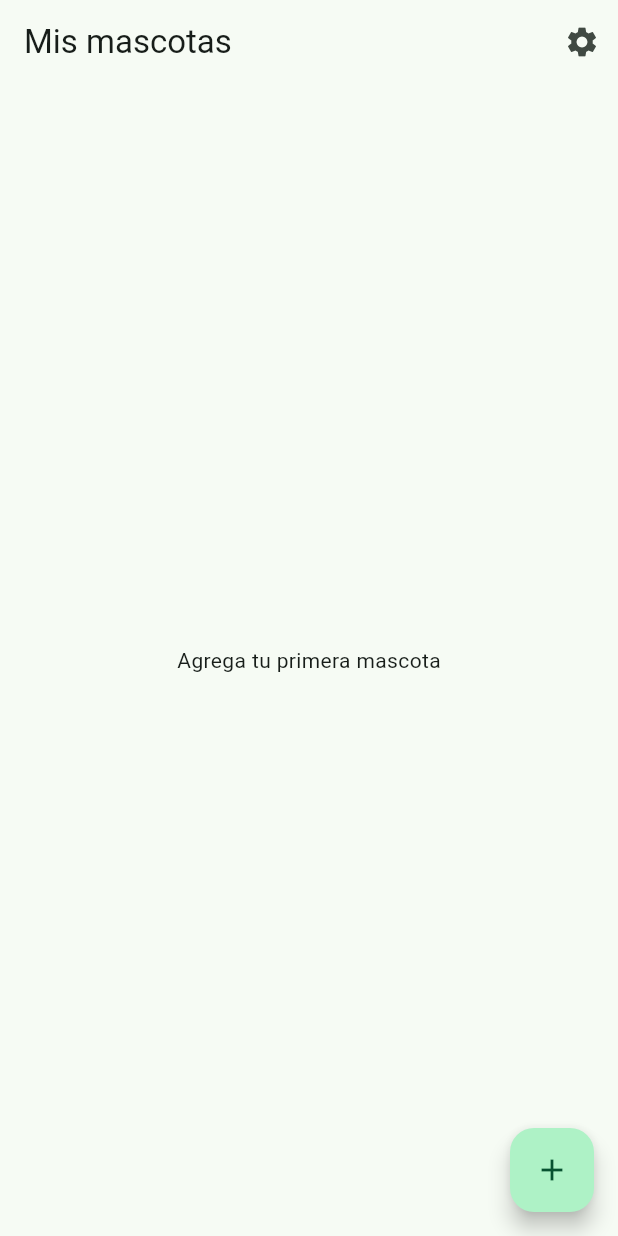
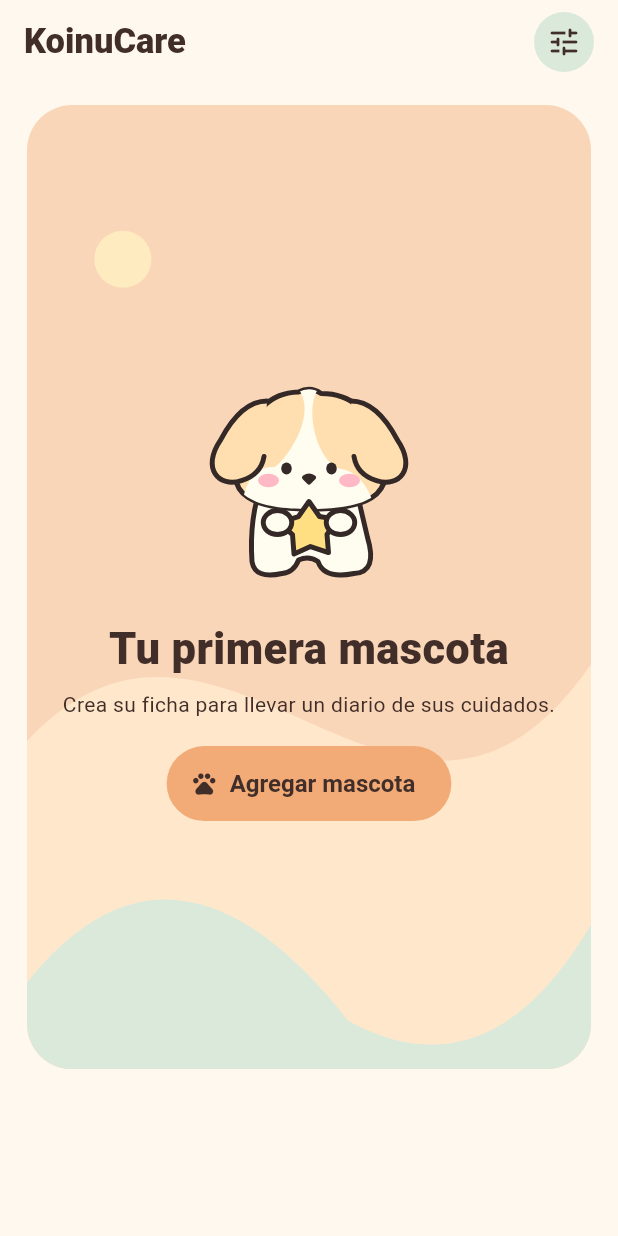
Before and after one commit to VaneFloresB3/app-mascotas, a Flutter app: the screen it shows after launch, on a phone screen of 412 x 824 dp. Run offline on Flutter 3.47's test engine with Material 3 defaults, Android fonts, the phone set to English and light mode, and no system bars; our stand-ins replace drift, fl_chart, flutter_local_notifications, flutter_riverpod, shared_preferences, table_calendar and 1 more; accounts and stored records are empty; generated files the repository leaves out were written again.

Commit message:
Rediseña KoinuCare y adapta la mascota a la especie elegida

```diff
--- a/lib/features/pets/add_pet_screen.dart
+++ b/lib/features/pets/add_pet_screen.dart
@@ -1,3 +1,4 @@
+import 'pet_mascot.dart';
 import 'package:flutter/material.dart';
 import 'package:flutter_riverpod/flutter_riverpod.dart';
 
@@ -50,6 +51,7 @@ class _AddPetScreenState extends ConsumerState<AddPetScreen> {
       body: ListView(
         padding: const EdgeInsets.all(16),
         children: [
+          PetMascot(species: _species, size: 112),
           TextField(
             controller: _nameController,
             decoration: const InputDecoration(labelText: 'Nombre'),
--- a/lib/features/pets/edit_pet_screen.dart
+++ b/lib/features/pets/edit_pet_screen.dart
@@ -1,3 +1,4 @@
+import 'pet_mascot.dart';
 import 'package:drift/drift.dart';
 import 'package:flutter/material.dart';
 import 'package:flutter_riverpod/flutter_riverpod.dart';
@@ -86,6 +87,7 @@ class _EditPetScreenState extends ConsumerState<EditPetScreen> {
       body: ListView(
         padding: const EdgeInsets.all(16),
         children: [
+          PetMascot(species: widget.pet.species, size: 112),
           TextField(
             controller: _nameController,
             decoration: const InputDecoration(labelText: 'Nombre'),
--- a/lib/features/pets/pets_screen.dart
+++ b/lib/features/pets/pets_screen.dart
@@ -1,8 +1,10 @@
+import 'pet_mascot.dart';
 import 'package:flutter/material.dart';
 import 'package:flutter_riverpod/flutter_riverpod.dart';
 
+import '../../theme.dart';
+import '../settings/settings_screen.dart';
 import 'add_pet_screen.dart';
-import '../settings/settings_screen.dart';
 import 'pet_detail_screen.dart';
 import 'pets_providers.dart';
 
@@ -12,52 +14,129 @@ class PetsScreen extends ConsumerWidget {
   @override
   Widget build(BuildContext context, WidgetRef ref) {
     final pets = ref.watch(petsProvider);
-
+    void addPet() => Navigator.of(context)
+        .push(MaterialPageRoute(builder: (_) => const AddPetScreen()));
     return Scaffold(
-      appBar: AppBar(
-        title: const Text('Mis mascotas'),
-        actions: [
-          IconButton(
-            icon: const Icon(Icons.settings),
+      appBar: AppBar(title: const Text('KoinuCare'), actions: [
+        IconButton.filledTonal(
+            tooltip: 'Configuración',
+            icon: const Icon(Icons.tune_rounded),
             onPressed: () => Navigator.of(context).push(
-              MaterialPageRoute(builder: (_) => const SettingsScreen()),
-            ),
-          ),
-        ],
-      ),
+                MaterialPageRoute(builder: (_) => const SettingsScreen()))),
+        const SizedBox(width: 12),
+      ]),
       body: pets.when(
-        data: (list) {
-          if (list.isEmpty) {
-            return const Center(child: Text('Agrega tu primera mascota'));
-          }
-          return ListView.builder(
-            itemCount: list.length,
+        data: (list) => ListView.builder(
+            padding: const EdgeInsets.fromLTRB(18, 14, 18, 24),
+            itemCount: list.length + 1,
             itemBuilder: (context, i) {
-              final pet = list[i];
-              return ListTile(
-                onTap: () => Navigator.of(context).push(
-                  MaterialPageRoute(
-                    builder: (_) => PetDetailScreen(petId: pet.id),
-                  ),
-                ),
-                leading: CircleAvatar(
-                  child: Text(pet.species == 'dog' ? '🐶' : '🐱'),
-                ),
-                title: Text(pet.name),
-                subtitle: Text(pet.species == 'dog' ? 'Perro' : 'Gato'),
-              );
-            },
-          );
-        },
+              if (i == 0) {
+                return Column(
+                    crossAxisAlignment: CrossAxisAlignment.stretch,
+                    children: [
+                      Container(
+                          constraints: list.isEmpty
+                              ? BoxConstraints(
+                                  minHeight:
+                                      MediaQuery.sizeOf(context).height * .78)
+                              : null,
+                          clipBehavior: Clip.antiAlias,
+                          decoration: BoxDecoration(
+                              color: peach,
+                              borderRadius: BorderRadius.circular(30)),
+                          child: CustomPaint(
+                              painter: const _Meadow(),
+                              child: Padding(
+                                  padding: const EdgeInsets.all(22),
+                                  child: Column(
+                                      mainAxisAlignment:
+                                          MainAxisAlignment.center,
+                                      children: [
+                                        PetMascot(
+                                            species: list.isEmpty
+                                                ? 'dog'
+                                                : list.first.species,
+                                            size: list.isEmpty ? 160 : 96),
+                                        const SizedBox(height: 16),
+                                        Text(
+                                            list.isEmpty
+                                                ? 'Tu primera mascota'
+                                                : 'Mis mascotas',
+                                            textAlign: TextAlign.center,
+                                            style: const TextStyle(
+                                                fontSize: 29,
+                                                fontWeight: FontWeight.w800,
+                                                color: ink)),
+                                        const SizedBox(height: 7),
+                                        Text(
+                                            list.isEmpty
+                                                ? 'Crea su ficha para llevar un diario de sus cuidados.'
+                                                : 'Consulta su diario, su salud y su peso.',
+                                            textAlign: TextAlign.center),
+                                        const SizedBox(height: 18),
+                                        FilledButton.icon(
+                                            onPressed: addPet,
+                                            icon:
+                                                const Icon(Icons.pets_rounded),
+                                            label:
+                                                const Text('Agregar mascota')),
+                                      ])))),
+                      if (list.isNotEmpty)
+                        const Padding(
+                            padding: EdgeInsets.fromLTRB(4, 24, 4, 6),
+                            child: Text('Fichas de mascotas',
+                                style: TextStyle(
+                                    fontSize: 20,
+                                    fontWeight: FontWeight.bold))),
+                    ]);
+              }
+              final pet = list[i - 1];
+              final dog = pet.species == 'dog';
+              return Card(
+                  child: ListTile(
+                      contentPadding: const EdgeInsets.symmetric(
+                          horizontal: 16, vertical: 8),
+                      leading: PetMascot(species: pet.species, size: 48),
+                      title: Text(pet.name,
+                          style: const TextStyle(fontWeight: FontWeight.bold)),
+                      subtitle: Text(dog ? 'Perro' : 'Gato'),
+                      trailing: const Icon(Icons.chevron_right_rounded),
+                      onTap: () => Navigator.of(context).push(MaterialPageRoute(
+                          builder: (_) => PetDetailScreen(petId: pet.id)))));
+            }),
         loading: () => const Center(child: CircularProgressIndicator()),
         error: (error, _) => Center(child: Text('Error: $error')),
-      ),
-      floatingActionButton: FloatingActionButton(
-        onPressed: () => Navigator.of(context).push(
-          MaterialPageRoute(builder: (_) => const AddPetScreen()),
-        ),
-        child: const Icon(Icons.add),
       ),
     );
   }
 }
+
+class _Meadow extends CustomPainter {
+  const _Meadow();
+
+  @override
+  void paint(Canvas canvas, Size size) {
+    final w = size.width;
+    final h = size.height;
+    canvas.drawCircle(
+        Offset(w * .17, h * .16), 19, Paint()..color = const Color(0xFFFFEBC0));
+    final hill = Path()
+      ..moveTo(0, h * .66)
+      ..cubicTo(w * .35, h * .44, w * .67, h * .86, w, h * .58)
+      ..lineTo(w, h)
+      ..lineTo(0, h)
+      ..close();
+    canvas.drawPath(hill, Paint()..color = const Color(0xFFFFE7CB));
+    final grass = Path()
+      ..moveTo(0, h * .91)
+      ..quadraticBezierTo(w * .26, h * .72, w * .57, h * .95)
+      ..quadraticBezierTo(w * .82, h * 1.03, w, h * .85)
+      ..lineTo(w, h)
+      ..lineTo(0, h)
+      ..close();
+    canvas.drawPath(grass, Paint()..color = sage);
+  }
+
+  @override
+  bool shouldRepaint(_Meadow oldDelegate) => false;
+}
--- a/lib/main.dart
+++ b/lib/main.dart
@@ -4,6 +4,7 @@ import 'package:flutter/foundation.dart';
 import 'package:flutter/material.dart';
 import 'package:flutter_riverpod/flutter_riverpod.dart';
 
+import 'theme.dart';
 import 'data/database.dart';
 import 'data/database_connection.dart';
 import 'features/pets/pets_screen.dart';
@@ -37,11 +38,9 @@ class AppMascotas extends StatelessWidget {
   @override
   Widget build(BuildContext context) {
     return MaterialApp(
-      title: 'App para mascotas',
-      theme: ThemeData(
-        colorSchemeSeed: const Color(0xFF4CAF7A),
-        useMaterial3: true,
-      ),
+      debugShowCheckedModeBanner: false,
+      title: 'KoinuCare',
+      theme: koinuTheme(),
       home: const PetsScreen(),
     );
   }
--- /dev/null
+++ b/lib/theme.dart
@@ -0,0 +1,50 @@
+import 'package:flutter/material.dart';
+
+const cream = Color(0xFFFFF8EF);
+const peach = Color(0xFFFAD6B8);
+const sage = Color(0xFFDBE9DB);
+const ink = Color(0xFF412E29);
+
+ThemeData koinuTheme() {
+  final scheme =
+      ColorScheme.fromSeed(seedColor: const Color(0xFFC36948)).copyWith(
+    primary: const Color(0xFF99472E),
+    surface: cream,
+    onSurface: ink,
+    secondaryContainer: sage,
+    primaryContainer: peach,
+  );
+  final shape = RoundedRectangleBorder(borderRadius: BorderRadius.circular(22));
+  final field = OutlineInputBorder(
+      borderRadius: BorderRadius.circular(18),
+      borderSide: const BorderSide(color: Color(0xFFD9C5B8)));
+  return ThemeData(
+    fontFamily: 'Roboto',
+    useMaterial3: true,
+    colorScheme: scheme,
+    scaffoldBackgroundColor: cream,
+    appBarTheme: const AppBarTheme(
+        backgroundColor: cream,
+        foregroundColor: ink,
+        titleTextStyle: TextStyle(
+            fontFamily: 'Roboto',
+            fontSize: 23,
+            fontWeight: FontWeight.w800,
+            color: ink)),
+    cardTheme: CardThemeData(color: Colors.white, elevation: 0, shape: shape),
+    filledButtonTheme: FilledButtonThemeData(
+        style: FilledButton.styleFrom(
+            backgroundColor: const Color(0xFFF2AA76),
+            foregroundColor: ink,
+            minimumSize: const Size(48, 50),
+            textStyle: const TextStyle(
+                fontFamily: 'Roboto',
+                fontWeight: FontWeight.w700,
+                fontSize: 16))),
+    inputDecorationTheme: InputDecorationTheme(
+        filled: true,
+        fillColor: Colors.white,
+        border: field,
+        enabledBorder: field),
+  );
+}
--- a/pubspec.yaml
+++ b/pubspec.yaml
@@ -30,6 +30,8 @@ dev_dependencies:
 
 flutter:
   uses-material-design: true
+  assets:
+    - assets/icon/koinucare.png
 
 flutter_launcher_icons:
   android: "launcher_icon"
```
Also changed, not shown: lib/features/pets/pet_detail_screen.dart (+20 -5 lines), lib/features/pets/pet_mascot.dart (added, +153 -0 lines), 1 other file.
